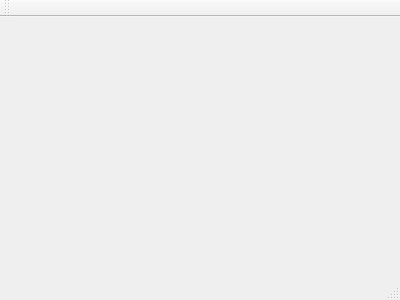
Old version of the form mainwindow.ui in the repository xdliu3389/openTrans.
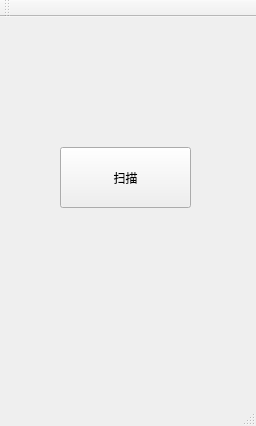
New version of the form.

Commit message: a little button try

```diff
--- a/mainwindow.ui
+++ b/mainwindow.ui
@@ -1,24 +1,53 @@
 <ui version="4.0">
  <class>MainWindow</class>
- <widget class="QMainWindow" name="MainWindow" >
-  <property name="geometry" >
+ <widget class="QMainWindow" name="MainWindow">
+  <property name="geometry">
    <rect>
     <x>0</x>
     <y>0</y>
-    <width>400</width>
-    <height>300</height>
+    <width>256</width>
+    <height>426</height>
    </rect>
   </property>
   <property name="windowTitle" >
    <string>MainWindow</string>
   </property>
-  <widget class="QMenuBar" name="menuBar" />
-  <widget class="QToolBar" name="mainToolBar" />
-  <widget class="QWidget" name="centralWidget" />
-  <widget class="QStatusBar" name="statusBar" />
+  <widget class="QWidget" name="centralWidget">
+   <widget class="QPushButton" name="scanButton">
+    <property name="geometry">
+     <rect>
+      <x>60</x>
+      <y>130</y>
+      <width>131</width>
+      <height>61</height>
+     </rect>
+    </property>
+    <property name="text">
+     <string>扫描</string>
+    </property>
+   </widget>
+  </widget>
+  <widget class="QMenuBar" name="menuBar">
+   <property name="geometry">
+    <rect>
+     <x>0</x>
+     <y>0</y>
+     <width>256</width>
+     <height>23</height>
+    </rect>
+   </property>
+  </widget>
+  <widget class="QToolBar" name="mainToolBar">
+   <attribute name="toolBarArea">
+    <enum>TopToolBarArea</enum>
+   </attribute>
+   <attribute name="toolBarBreak">
+    <bool>false</bool>
+   </attribute>
+  </widget>
+  <widget class="QStatusBar" name="statusBar"/>
  </widget>
- <layoutDefault spacing="6" margin="11" />
- <pixmapfunction></pixmapfunction>
+ <layoutdefault spacing="6" margin="11"/>
  <resources/>
  <connections/>
 </ui>
```
Left out of the diff: 3 changed lines with no effect on the pictures. The commit also changes 3 other files.
